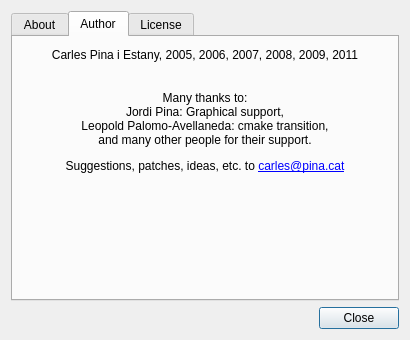
The window that gui/about.ui (cpina/qdacco) describes before a commit, drawn with Qt 5.
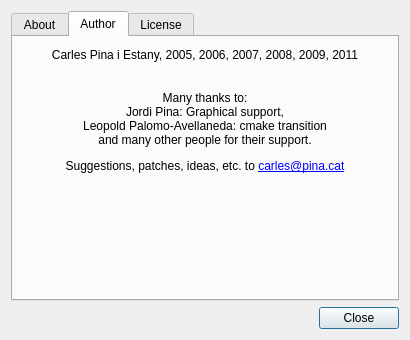
The same window after the commit. The open tabs and pages were chosen to show the change. Icons and pictures are not drawn.

Commit message: Small update in the about dialog (removes some incorrect ",")

```diff
--- a/gui/about.ui
+++ b/gui/about.ui
@@ -200,7 +200,7 @@
 &lt;p align=&quot;center&quot; style=&quot;-qt-paragraph-type:empty; margin-top:0px; margin-bottom:0px; margin-left:0px; margin-right:0px; -qt-block-indent:0; text-indent:0px;&quot;&gt;&lt;/p&gt;
 &lt;p align=&quot;center&quot; style=&quot; margin-top:0px; margin-bottom:0px; margin-left:0px; margin-right:0px; -qt-block-indent:0; text-indent:0px;&quot;&gt;&lt;span style=&quot; font-size:9pt;&quot;&gt;Many thanks to:&lt;/span&gt;&lt;/p&gt;
 &lt;p align=&quot;center&quot; style=&quot; margin-top:0px; margin-bottom:0px; margin-left:0px; margin-right:0px; -qt-block-indent:0; text-indent:0px;&quot;&gt;&lt;span style=&quot; font-size:9pt;&quot;&gt;Jordi Pina: Graphical support,&lt;/span&gt;&lt;/p&gt;
-&lt;p align=&quot;center&quot; style=&quot; margin-top:0px; margin-bottom:0px; margin-left:0px; margin-right:0px; -qt-block-indent:0; text-indent:0px;&quot;&gt;&lt;span style=&quot; font-size:9pt;&quot;&gt;Leopold Palomo-Avellaneda: cmake transition,&lt;/span&gt;&lt;/p&gt;
+&lt;p align=&quot;center&quot; style=&quot; margin-top:0px; margin-bottom:0px; margin-left:0px; margin-right:0px; -qt-block-indent:0; text-indent:0px;&quot;&gt;&lt;span style=&quot; font-size:9pt;&quot;&gt;Leopold Palomo-Avellaneda: cmake transition&lt;/span&gt;&lt;/p&gt;
 &lt;p align=&quot;center&quot; style=&quot; margin-top:0px; margin-bottom:12px; margin-left:0px; margin-right:0px; -qt-block-indent:0; text-indent:0px;&quot;&gt;&lt;span style=&quot; font-size:9pt;&quot;&gt;and many other people for their support.&lt;/span&gt;&lt;/p&gt;
 &lt;p align=&quot;center&quot; style=&quot; margin-top:12px; margin-bottom:12px; margin-left:0px; margin-right:0px; -qt-block-indent:0; text-indent:0px;&quot;&gt;&lt;span style=&quot; font-size:9pt;&quot;&gt;Suggestions, patches, ideas, etc. to &lt;/span&gt;&lt;a href=&quot;mailto:carles@pina.cat&quot;&gt;&lt;span style=&quot; font-size:9pt; text-decoration: underline; color:#0000ff;&quot;&gt;carles@pina.cat&lt;/span&gt;&lt;/a&gt;&lt;/p&gt;&lt;/body&gt;&lt;/html&gt;</string>
          </property>
```
